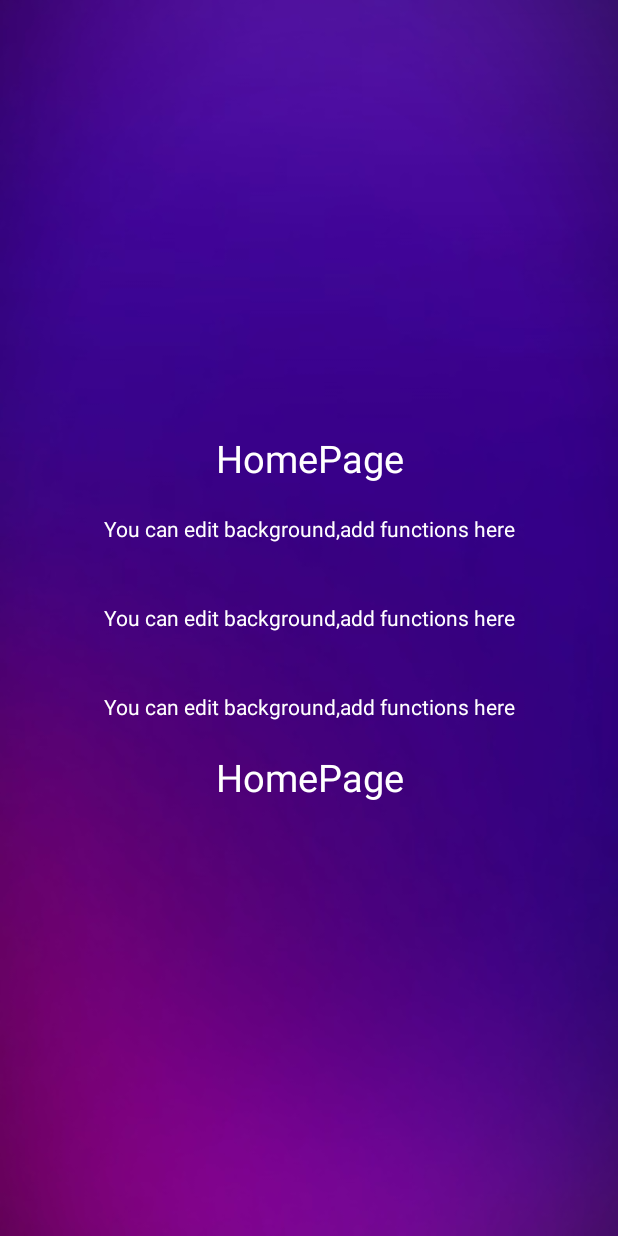
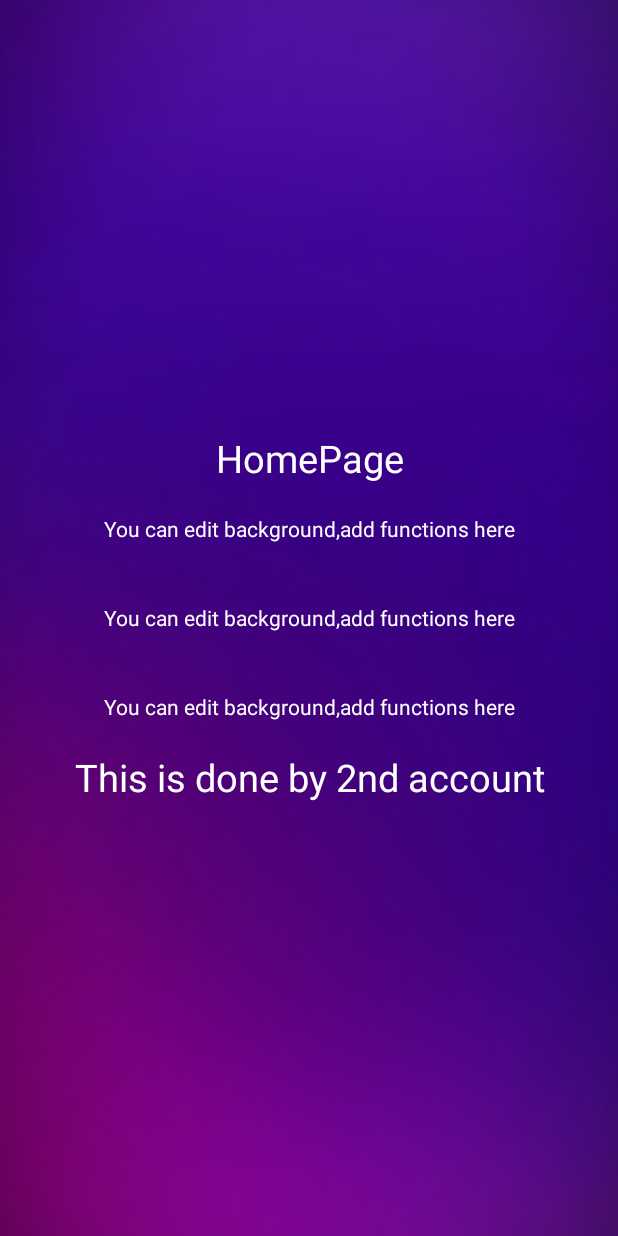
Before and after one commit to nishanthan22/Reverb, an Android app: the screen it shows after launch (HomePage), on a phone screen of 412 x 824 dp. Run offline under Robolectric (Android 15) with nearby library versions, the phone set to English and light mode, and no system bars; Roboto replaces fonts that are not available here.

Commit message:
By nishanthravi22 brave

```diff
--- a/app/src/main/res/layout/activity_home_page.xml
+++ b/app/src/main/res/layout/activity_home_page.xml
@@ -41,7 +41,7 @@
     <TextView
         android:layout_width="match_parent"
         android:layout_height="wrap_content"
-        android:text="HomePage"
+        android:text="This is done by 2nd account"
         android:textColor="@color/white"
         android:gravity="center"
         android:textSize="25dp"/>
```
